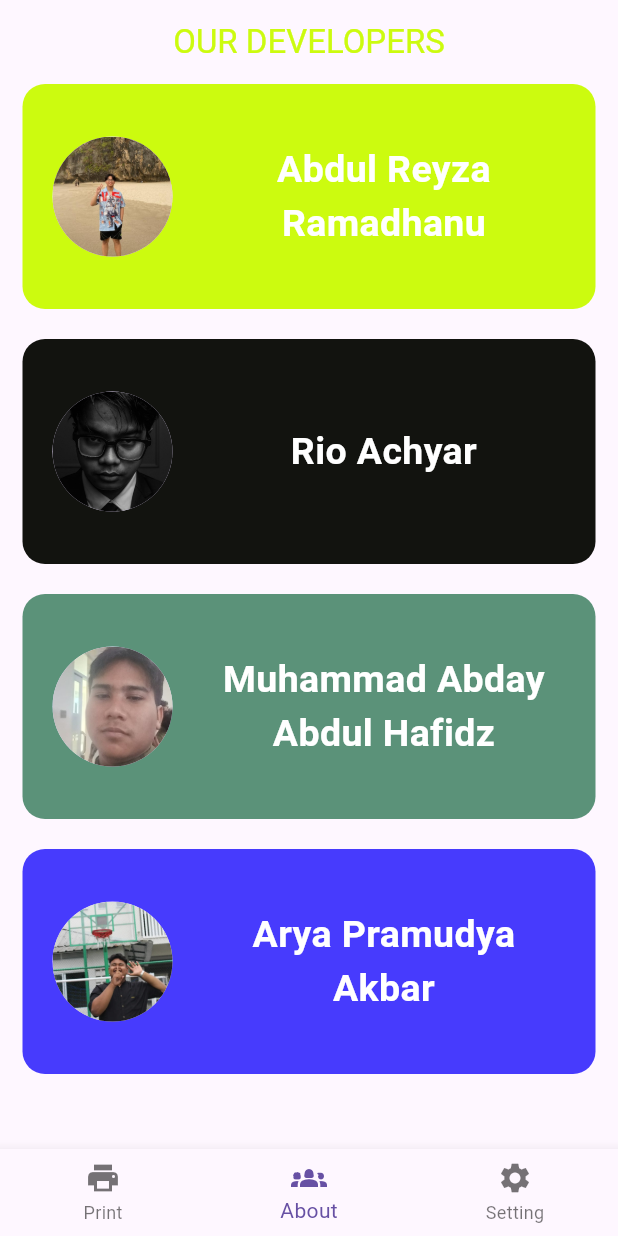
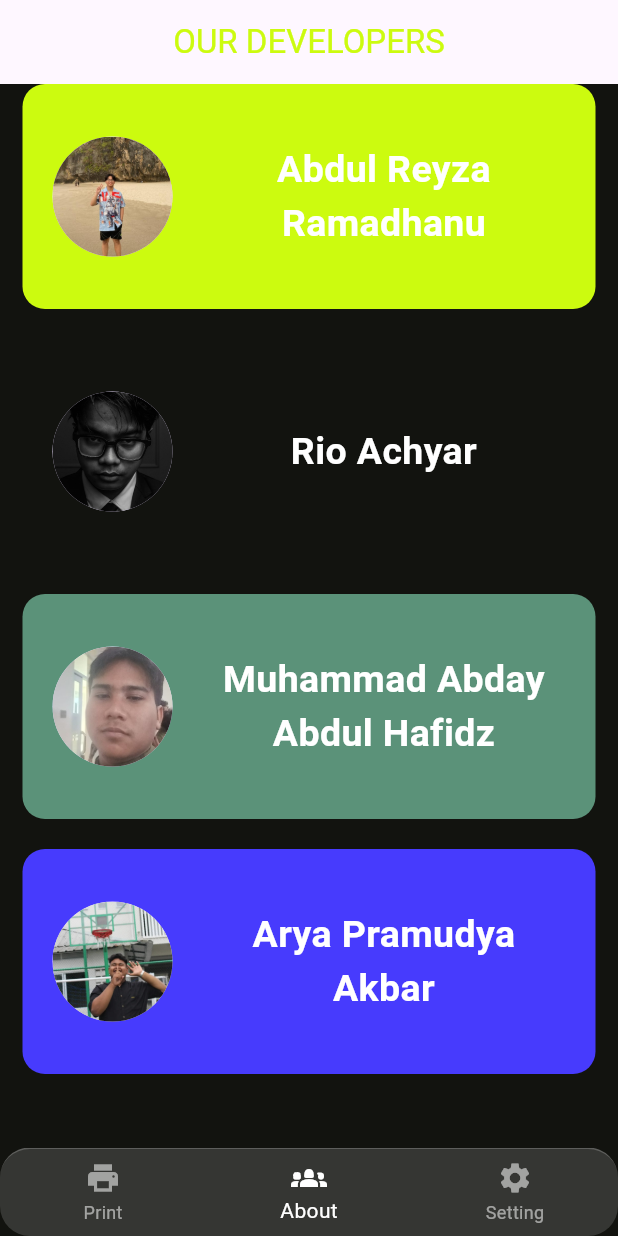
Before and after one commit to AbdulReyza/kelompok_2, a Flutter app: the MainLayout screen opened directly, item 2 of the bottom bar chosen, on a phone screen of 412 x 824 dp. Run offline on Flutter 3.47's test engine with Material 3 defaults, Android fonts, the phone set to English and light mode, and no system bars; our stand-ins replace lottie; Roboto replaces fonts that are missing (Pixel).

Commit message:
style: add effect liquid glass

```diff
--- a/lib/presentation/pages/about.dart
+++ b/lib/presentation/pages/about.dart
@@ -24,6 +24,7 @@ class _AboutPageState extends State<AboutPage> {
   @override
   Widget build(BuildContext context) {
     return Scaffold(
+      backgroundColor: Color(0xFF12130F),
       appBar: myAppBar(),
       body: Center(
           child: ListView.separated(
--- a/lib/presentation/widgets/main_layout.dart
+++ b/lib/presentation/widgets/main_layout.dart
@@ -23,6 +23,7 @@ class _MainLayoutState extends State<MainLayout> {
   @override
   Widget build(BuildContext context) {
     return Scaffold(
+      extendBody: true,
       body: pages[_index],
       bottomNavigationBar: AppNavigationBar(
         currentIndex: _index,
--- a/lib/presentation/widgets/navigation_bar.dart
+++ b/lib/presentation/widgets/navigation_bar.dart
@@ -1,4 +1,5 @@
 import 'package:flutter/material.dart';
+import 'dart:ui';
 
 class AppNavigationBar extends StatelessWidget {
   final int currentIndex;
@@ -12,9 +13,27 @@ class AppNavigationBar extends StatelessWidget {
 
   @override
   Widget build(BuildContext context) {
-    return BottomNavigationBar(
+    return ClipRect(
+      child: BackdropFilter(
+        filter: ImageFilter.blur(sigmaX: 15, sigmaY: 15),
+        child: Container(
+          decoration: BoxDecoration(
+            color: Colors.white.withOpacity(0.15),
+            border: Border(
+              top: BorderSide(
+                color: Colors.white.withOpacity(0.2),
+              ),
+            ),
+            borderRadius: BorderRadius.circular(20)
+          ),
+          child: BottomNavigationBar(
             currentIndex: currentIndex,
             onTap: onTap,
+            backgroundColor: Colors.transparent,
+            elevation: 0,
+            type: BottomNavigationBarType.fixed,
+            selectedItemColor: Colors.white,
+            unselectedItemColor: Colors.white54,
             items: const [
               BottomNavigationBarItem(
                 icon: Icon(Icons.print),
@@ -29,6 +48,9 @@ class AppNavigationBar extends StatelessWidget {
                 label: 'Setting'
               ),
             ]
+          ),
+        ),
+      ),
     );
   }
 }
```
Lines whose indentation alone changed are shown as unchanged.
